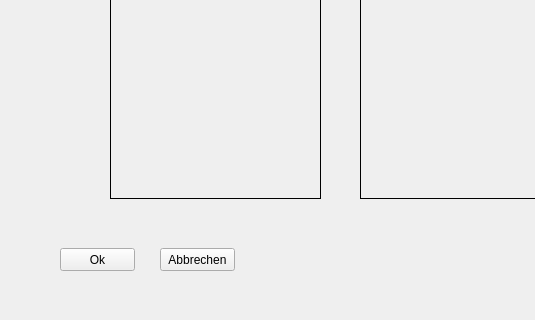
Old version of the form Cluedo/UI/SelectObjectsUI.ui in the repository haegar80/Cluedo; both pictures show x 0 to 535 and y 332 to 652 of the 1004 by 652 pixel window.
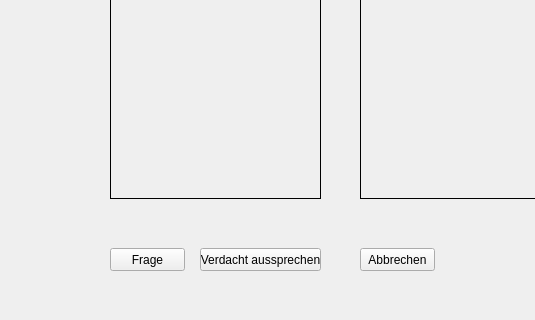
New version of the form.

Commit message: Implemented telling suspicion

```diff
--- a/Cluedo/UI/SelectObjectsUI.ui
+++ b/Cluedo/UI/SelectObjectsUI.ui
@@ -162,7 +162,7 @@
    <widget class="QPushButton" name="buttonAbort">
     <property name="geometry">
      <rect>
-      <x>160</x>
+      <x>360</x>
       <y>580</y>
       <width>75</width>
       <height>23</height>
@@ -175,14 +175,27 @@
    <widget class="QPushButton" name="buttonOk">
     <property name="geometry">
      <rect>
-      <x>60</x>
+      <x>110</x>
       <y>580</y>
       <width>75</width>
       <height>23</height>
      </rect>
     </property>
     <property name="text">
-     <string>Ok</string>
+     <string>Frage</string>
+    </property>
+   </widget>
+   <widget class="QPushButton" name="buttonTellSuspicion">
+    <property name="geometry">
+     <rect>
+      <x>200</x>
+      <y>580</y>
+      <width>121</width>
+      <height>23</height>
+     </rect>
+    </property>
+    <property name="text">
+     <string>Verdacht aussprechen</string>
     </property>
    </widget>
   </widget>
```
The commit also changes 8 other files.
